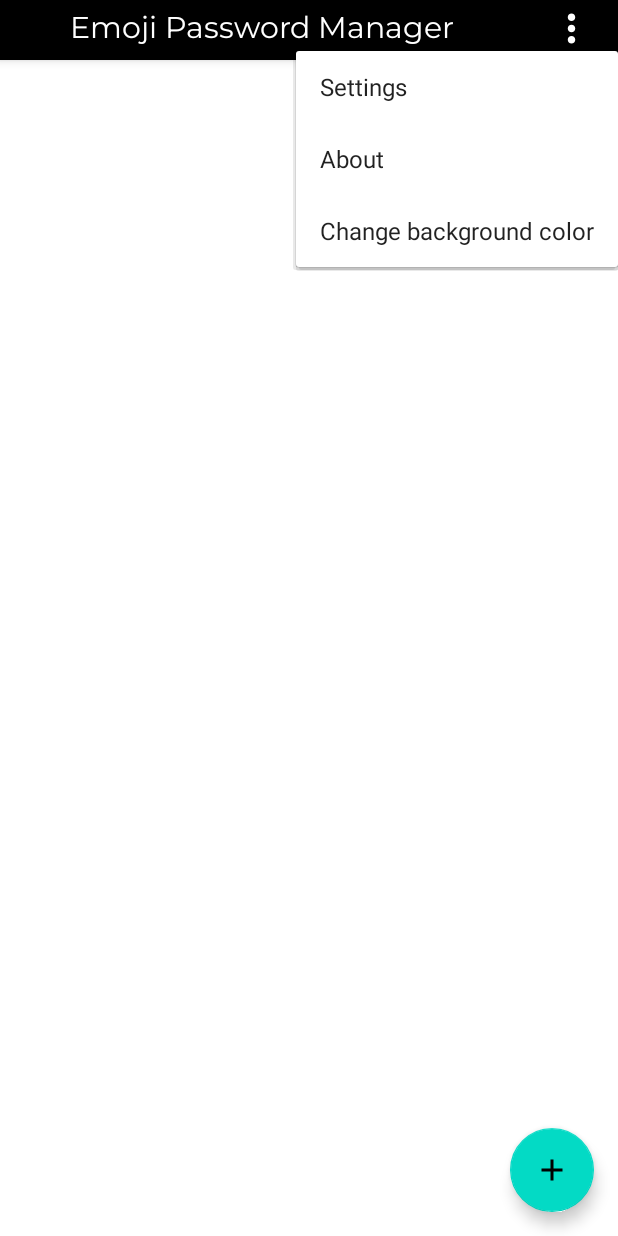
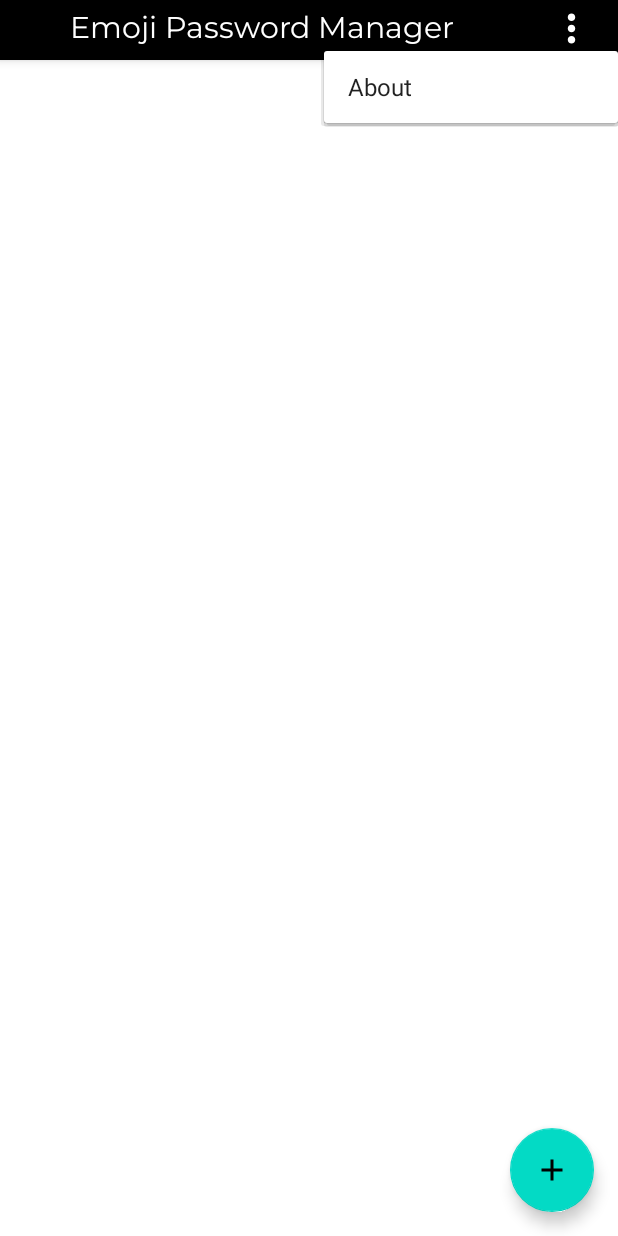
Before and after one commit to arstagaev/EmojiPasswordManager, an Android app: the screen it shows after launch (MainActivity), after a tap on an icon or button, on a phone screen of 412 x 824 dp. Run offline under Robolectric (Android 15) with nearby library versions, the phone set to English and light mode, and no system bars; our stand-ins replace Room's generated code, Timber; libraries missing offline, so code that uses them is left out: com.vanniktech.emoji; 4 statements that could not run were skipped.

Commit message:
update menu

```diff
--- a/app/src/main/java/com/revolve44/emojipasswordmanager/MainActivity.kt
+++ b/app/src/main/java/com/revolve44/emojipasswordmanager/MainActivity.kt
@@ -109,13 +109,13 @@ class MainActivity : AppCompatActivity() {
 //                Log.d("sss",""+menux.itemId)
 
             when(menux.itemId){
-                R.id.menu_settings -> navController.navigate(R.id.action_gameFragment_to_settingsFragment)
+                //R.id.menu_settings -> navController.navigate(R.id.action_gameFragment_to_settingsFragment)
                 R.id.menu_about -> showMenu()
-                R.id.change_color -> {
-                    mainScreenfragment.changeBackgroundColor()
-                   // changeColor(mainScreenLayout,PreferenceMaestro.pickedColorofMainScreen, listOfColor(howmanyclickedChangeColorinMenu),1500)
-//                    howmanyclickedChangeColorinMenu++
-                }
+//                R.id.change_color -> {
+//                    mainScreenfragment.changeBackgroundColor()
+//                   // changeColor(mainScreenLayout,PreferenceMaestro.pickedColorofMainScreen, listOfColor(howmanyclickedChangeColorinMenu),1500)
+////                    howmanyclickedChangeColorinMenu++
+//                }
             }
             return@setOnMenuItemClickListener true
         }
--- a/app/src/main/res/menu/menu_on_mainscreen.xml
+++ b/app/src/main/res/menu/menu_on_mainscreen.xml
@@ -2,18 +2,18 @@
 <menu xmlns:android="http://schemas.android.com/apk/res/android"
     xmlns:app="http://schemas.android.com/apk/res-auto">
 
-    <item
-        android:id="@+id/menu_settings"
-        android:title="Settings"
-        app:showAsAction="never" />
+<!--    <item-->
+<!--        android:id="@+id/menu_settings"-->
+<!--        android:title="Settings"-->
+<!--        app:showAsAction="never" />-->
     <item
         android:id="@+id/menu_about"
         android:title="About"
         app:showAsAction="never" />
-    <item
-        android:id="@+id/change_color"
-        android:title="Change background color"
-        app:showAsAction="never" />
+<!--    <item-->
+<!--        android:id="@+id/change_color"-->
+<!--        android:title="Change background color"-->
+<!--        app:showAsAction="never" />-->
 <!--    <item-->
 <!--        android:id="@+id/item3"-->
 <!--        android:title="Item 3"-->
```
